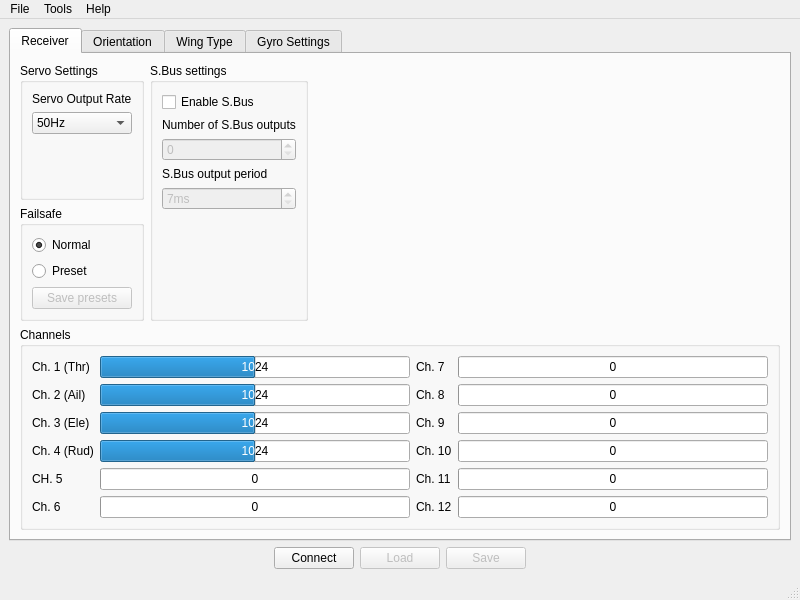
The window that software/RX12GConfig/mainwindow.ui (bemcgarvey/RX12G) describes before a commit, drawn with Qt 5.
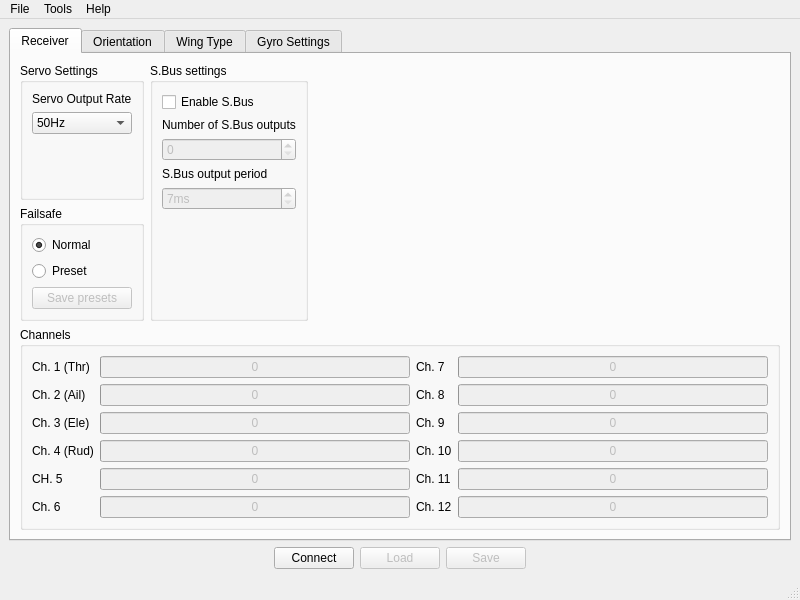
The same window after the commit.

```diff
--- a/software/RX12GConfig/mainwindow.ui
+++ b/software/RX12GConfig/mainwindow.ui
@@ -207,6 +207,9 @@
           <layout class="QGridLayout" name="gridLayout">
            <item row="1" column="3">
             <widget class="QProgressBar" name="ch8ProgressBar">
+             <property name="enabled">
+              <bool>false</bool>
+             </property>
              <property name="maximum">
               <number>2047</number>
              </property>
@@ -234,6 +237,9 @@
            </item>
            <item row="4" column="1">
             <widget class="QProgressBar" name="ch5ProgressBar">
+             <property name="enabled">
+              <bool>false</bool>
+             </property>
              <property name="maximum">
               <number>2047</number>
              </property>
@@ -247,6 +253,9 @@
            </item>
            <item row="5" column="1">
             <widget class="QProgressBar" name="ch6ProgressBar">
+             <property name="enabled">
+              <bool>false</bool>
+             </property>
              <property name="maximum">
               <number>2047</number>
              </property>
@@ -260,11 +269,14 @@
            </item>
            <item row="3" column="1">
             <widget class="QProgressBar" name="ch4ProgressBar">
+             <property name="enabled">
+              <bool>false</bool>
+             </property>
              <property name="maximum">
               <number>2047</number>
              </property>
              <property name="value">
-              <number>1024</number>
+              <number>0</number>
              </property>
              <property name="format">
               <string>%v</string>
@@ -273,11 +285,14 @@
            </item>
            <item row="0" column="1">
             <widget class="QProgressBar" name="ch1ProgressBar">
+             <property name="enabled">
+              <bool>false</bool>
+             </property>
              <property name="maximum">
               <number>2047</number>
              </property>
              <property name="value">
-              <number>1024</number>
+              <number>0</number>
              </property>
              <property name="invertedAppearance">
               <bool>false</bool>
@@ -289,11 +304,14 @@
            </item>
            <item row="2" column="1">
             <widget class="QProgressBar" name="ch3ProgressBar">
+             <property name="enabled">
+              <bool>false</bool>
+             </property>
              <property name="maximum">
               <number>2047</number>
              </property>
              <property name="value">
-              <number>1024</number>
+              <number>0</number>
              </property>
              <property name="format">
               <string>%v</string>
@@ -302,11 +320,14 @@
            </item>
            <item row="1" column="1">
             <widget class="QProgressBar" name="ch2ProgressBar">
+             <property name="enabled">
+              <bool>false</bool>
+             </property>
              <property name="maximum">
               <number>2047</number>
              </property>
              <property name="value">
-              <number>1024</number>
+              <number>0</number>
              </property>
              <property name="format">
               <string>%v</string>
@@ -322,6 +343,9 @@
            </item>
            <item row="0" column="3">
             <widget class="QProgressBar" name="ch7ProgressBar">
+             <property name="enabled">
+              <bool>false</bool>
+             </property>
              <property name="maximum">
               <number>2047</number>
              </property>
@@ -349,6 +373,9 @@
            </item>
            <item row="5" column="3">
             <widget class="QProgressBar" name="ch12ProgressBar">
+             <property name="enabled">
+              <bool>false</bool>
+             </property>
              <property name="maximum">
               <number>2047</number>
              </property>
@@ -362,6 +389,9 @@
            </item>
            <item row="3" column="3">
             <widget class="QProgressBar" name="ch10ProgressBar">
+             <property name="enabled">
+              <bool>false</bool>
+             </property>
              <property name="maximum">
               <number>2047</number>
              </property>
@@ -375,6 +405,9 @@
            </item>
            <item row="2" column="3">
             <widget class="QProgressBar" name="ch9ProgressBar">
+             <property name="enabled">
+              <bool>false</bool>
+             </property>
              <property name="maximum">
               <number>2047</number>
              </property>
@@ -388,6 +421,9 @@
            </item>
            <item row="4" column="3">
             <widget class="QProgressBar" name="ch11ProgressBar">
+             <property name="enabled">
+              <bool>false</bool>
+             </property>
              <property name="maximum">
               <number>2047</number>
              </property>
```
